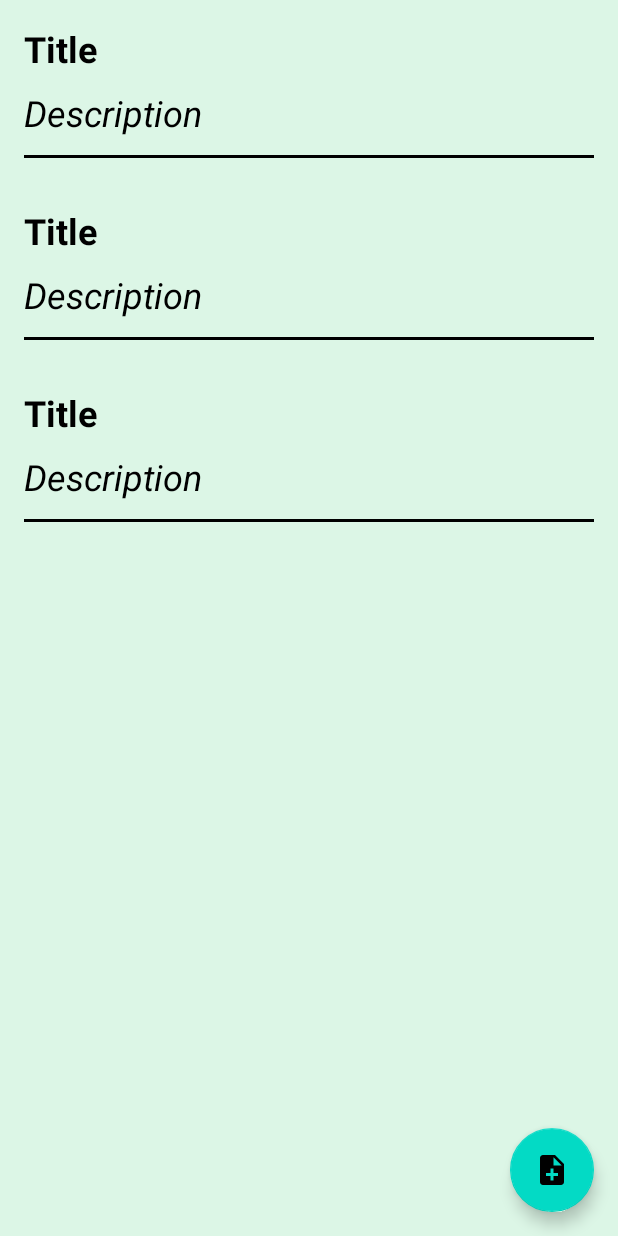
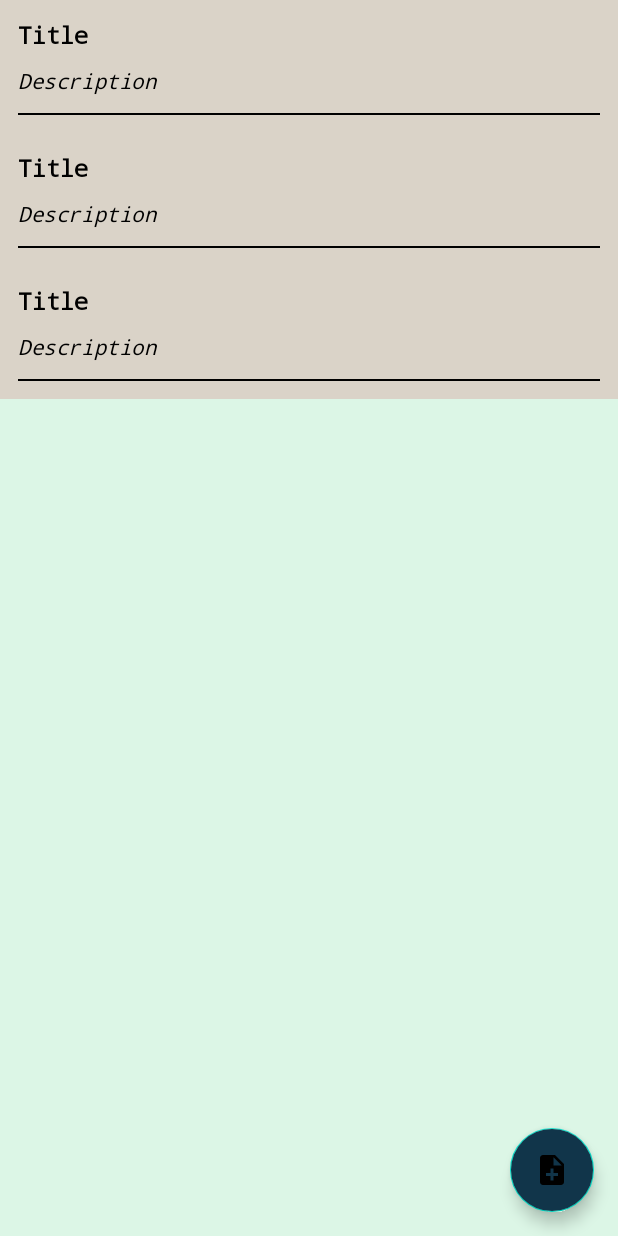
Before and after one commit to abd1lazov/TaskApp51, an Android app: the layout fragment_home.xml on its own in the app's theme, with its tools: preview values and no code run, on a phone screen of 412 x 824 dp. Run offline under Robolectric (Android 15) with nearby library versions, the phone set to English and light mode, and no system bars.

```diff
--- a/app/src/main/java/com/example/taskapp51/utils/Preferences.kt
+++ b/app/src/main/java/com/example/taskapp51/utils/Preferences.kt
@@ -9,7 +9,6 @@ class Preferences(context: Context)  {
 
     fun setBoardingShowed(isShow: Boolean){
         return sharedPreference.edit().putBoolean("board", isShow).apply()
-
     }
 
     fun isBoardingShowed(): Boolean{
--- a/app/src/main/java/com/example/taskapp51/ui/onBoard/BoardAdapter.kt
+++ b/app/src/main/java/com/example/taskapp51/utils/onBoard/BoardAdapter.kt
@@ -1,4 +1,4 @@
-package com.example.taskapp51.ui.onBoard
+package com.example.taskapp51.utils.onBoard
 
 import androidx.core.os.bundleOf
 import androidx.fragment.app.Fragment
@@ -11,7 +11,8 @@ class BoardAdapter(fm: FragmentManager,
                     var listenerSkip: () -> Unit)
                     : FragmentStatePagerAdapter(fm) {
 
-    private val listBoarding = arrayListOf(BoardModel(
+    private val listBoarding = arrayListOf(
+        BoardModel(
         R.drawable.img,
         "To-do list!",
         "Here you can write down something important or make a schedule for tomorrow:)",
--- a/app/src/main/java/com/example/taskapp51/ui/onBoard/BoardModel.kt
+++ b/app/src/main/java/com/example/taskapp51/utils/onBoard/BoardModel.kt
@@ -1,4 +1,4 @@
-package com.example.taskapp51.ui.onBoard
+package com.example.taskapp51.utils.onBoard
 
 data class BoardModel(
     var img: Int,
--- a/app/src/main/java/com/example/taskapp51/ui/onBoard/OnBoardFragment.kt
+++ b/app/src/main/java/com/example/taskapp51/utils/onBoard/OnBoardFragment.kt
@@ -1,4 +1,4 @@
-package com.example.taskapp51.ui.onBoard
+package com.example.taskapp51.utils.onBoard
 
 import android.os.Bundle
 import androidx.fragment.app.Fragment
--- a/app/src/main/java/com/example/taskapp51/ui/onBoard/OnBoardPageFragment.kt
+++ b/app/src/main/java/com/example/taskapp51/utils/onBoard/OnBoardPageFragment.kt
@@ -1,4 +1,4 @@
-package com.example.taskapp51.ui.onBoard
+package com.example.taskapp51.utils.onBoard
 
 import android.os.Bundle
 import androidx.fragment.app.Fragment
--- a/app/src/main/res/layout/fragment_home.xml
+++ b/app/src/main/res/layout/fragment_home.xml
@@ -14,7 +14,8 @@
 		app:layout_constraintEnd_toEndOf="parent"
 		app:layout_constraintBottom_toBottomOf="parent"
 		android:layout_margin="16dp"
-        android:src="@drawable/note_add"/>
+        android:src="@drawable/note_add"
+		android:backgroundTint="#11354A"/>
 
 	<androidx.recyclerview.widget.RecyclerView
 		android:id="@+id/rv_home"
@@ -22,5 +23,4 @@
 		android:layout_height="match_parent"
 		tools:listitem="@layout/item_task"/>
 
-
 </androidx.constraintlayout.widget.ConstraintLayout>
--- a/app/src/main/res/layout/fragment_on_board.xml
+++ b/app/src/main/res/layout/fragment_on_board.xml
@@ -4,7 +4,7 @@
     android:layout_width="match_parent"
     android:layout_height="match_parent"
     xmlns:app="http://schemas.android.com/apk/res-auto"
-    tools:context=".ui.onBoard.OnBoardFragment">
+    tools:context=".utils.onBoard.OnBoardFragment">
 
     <androidx.viewpager.widget.ViewPager
         android:id="@+id/vp_board"
--- a/app/src/main/res/layout/fragment_on_board_page.xml
+++ b/app/src/main/res/layout/fragment_on_board_page.xml
@@ -5,7 +5,7 @@
     android:layout_height="match_parent"
     android:id="@+id/board_const"
     xmlns:app="http://schemas.android.com/apk/res-auto"
-    tools:context=".ui.onBoard.OnBoardPageFragment"
+    tools:context=".utils.onBoard.OnBoardPageFragment"
     android:background="#DAD3C8">
 
     <ImageView
--- a/app/src/main/res/layout/item_task.xml
+++ b/app/src/main/res/layout/item_task.xml
@@ -2,35 +2,38 @@
 <androidx.constraintlayout.widget.ConstraintLayout xmlns:android="http://schemas.android.com/apk/res/android"
     android:layout_width="match_parent"
     android:layout_height="wrap_content"
-    android:padding="16dp"
-    xmlns:app="http://schemas.android.com/apk/res-auto">
+    android:padding="12dp"
+    xmlns:app="http://schemas.android.com/apk/res-auto"
+    android:background="#DAD3C8">
 
     <TextView
         android:id="@+id/tv_title_item"
         android:layout_width="wrap_content"
         android:layout_height="wrap_content"
+        android:fontFamily="monospace"
+        android:text="@string/title"
         android:textColor="@color/black"
-        android:textSize="24sp"
+        android:textSize="16sp"
         android:textStyle="bold"
-        android:text="@string/title"
-        app:layout_constraintTop_toTopOf="parent"
-        app:layout_constraintStart_toStartOf="parent"/>
+        app:layout_constraintStart_toStartOf="parent"
+        app:layout_constraintTop_toTopOf="parent" />
 
     <TextView
         android:id="@+id/tv_desc_item"
         android:layout_width="wrap_content"
         android:layout_height="wrap_content"
         android:layout_marginTop="10dp"
+        android:fontFamily="monospace"
+        android:text="@string/description"
         android:textColor="@color/black"
-        android:textSize="24sp"
-        android:text="@string/description"
+        android:textSize="14sp"
         android:textStyle="italic"
-        app:layout_constraintTop_toBottomOf="@id/tv_title_item"
-        app:layout_constraintStart_toStartOf="parent"/>
+        app:layout_constraintStart_toStartOf="parent"
+        app:layout_constraintTop_toBottomOf="@id/tv_title_item" />
 
     <View
         android:layout_width="match_parent"
-        android:layout_height="2dp"
+        android:layout_height="1dp"
         android:background="@color/black"
         app:layout_constraintTop_toBottomOf="@id/tv_desc_item"
         android:layout_marginTop="12dp"/>
--- a/app/src/main/res/navigation/mobile_navigation.xml
+++ b/app/src/main/res/navigation/mobile_navigation.xml
@@ -34,12 +34,12 @@
         tools:layout="@layout/fragment_profile" />
     <fragment
         android:id="@+id/onBoardPageFragment"
-        android:name="com.example.taskapp51.ui.onBoard.OnBoardPageFragment"
+        android:name="com.example.taskapp51.utils.onBoard.OnBoardPageFragment"
         android:label="fragment_on_board_page"
         tools:layout="@layout/fragment_on_board_page" />
     <fragment
         android:id="@+id/onBoardFragment"
-        android:name="com.example.taskapp51.ui.onBoard.OnBoardFragment"
+        android:name="com.example.taskapp51.utils.onBoard.OnBoardFragment"
         android:label="fragment_on_board"
         tools:layout="@layout/fragment_on_board" />
 </navigation>
--- a/app/src/main/res/values/colors.xml
+++ b/app/src/main/res/values/colors.xml
@@ -1,8 +1,8 @@
 <?xml version="1.0" encoding="utf-8"?>
 <resources>
     <color name="purple_200">#FFBB86FC</color>
-    <color name="purple_500">#FF6200EE</color>
-    <color name="purple_700">#EDB50D</color>
+    <color name="purple_500">#57561B</color>
+    <color name="purple_700">#575F98</color>
     <color name="teal_200">#FF03DAC5</color>
     <color name="teal_700">#FF018786</color>
     <color name="black">#FF000000</color>
```
Also changed, not shown: app/src/main/java/com/example/taskapp51/ui/home/HomeFragment.kt (+17 -12 lines).
